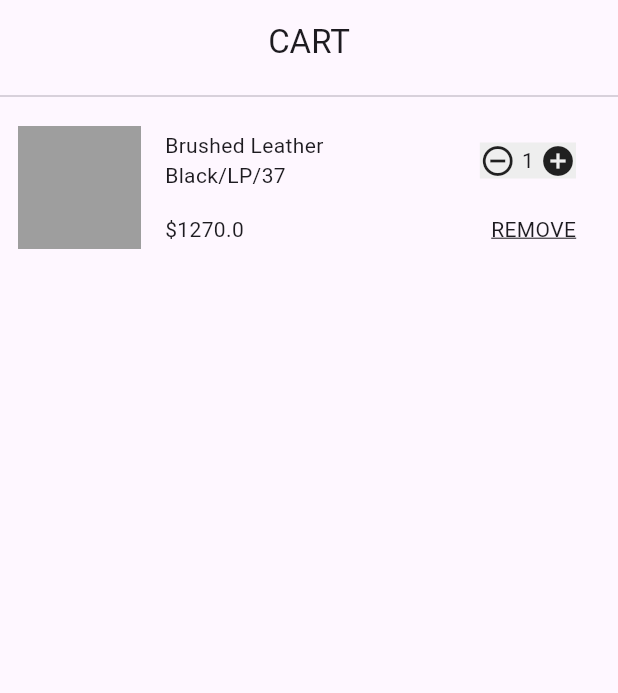
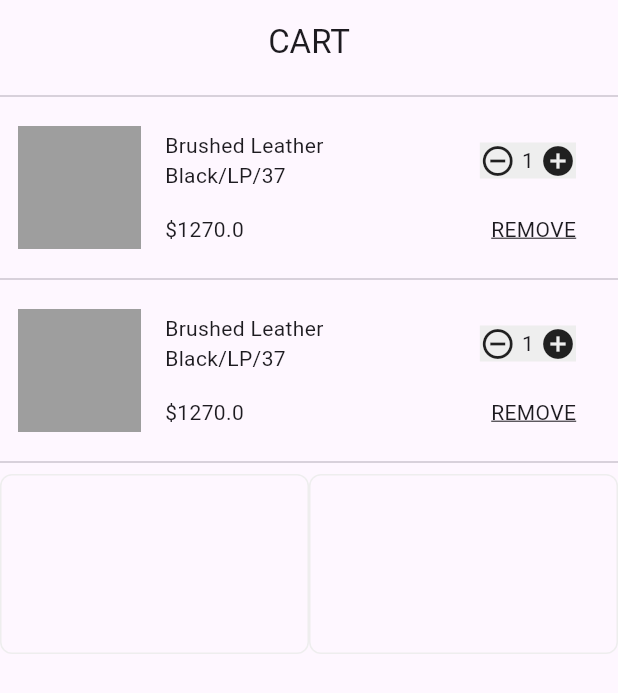
Before and after one commit to JAICHANGPARK/flutter_notebook_chapter_36, a Flutter app: the FashionShopCartWidget screen opened directly, on a phone screen of 412 x 824 dp. Shown: the top 693 px of the screen. Run offline on Flutter 3.47's test engine with Material 3 defaults, Android fonts, the phone set to English and light mode, and no system bars; our stand-ins replace gap.

Commit message:
Update fashion_shop_cart_widget.dart

```diff
--- a/lib/ep1827_fashion_shop_app/widget/fashion_shop_cart_widget.dart
+++ b/lib/ep1827_fashion_shop_app/widget/fashion_shop_cart_widget.dart
@@ -31,6 +31,13 @@ class _FashionShopCartWidgetState extends State<FashionShopCartWidget> {
     // TODO: implement initState
     super.initState();
 
+    carts.add(
+      ShopCart(
+        title: "Brushed Leather",
+        subtitle: "Black/LP/37",
+        price: 1270,
+      ),
+    );
     carts.add(
       ShopCart(
         title: "Brushed Leather",
@@ -115,15 +122,42 @@ class _FashionShopCartWidgetState extends State<FashionShopCartWidget> {
                               ),
                             ],
                           ),
-                      ))
+                        ),
+                      ),
+                    ],
+                  ),
+                ),
+                Divider(),
+              ],
+            ),
+          ),
+          SizedBox(
+            height: 120,
+            child: Row(
+              children: [
+                Expanded(
+                    child: Container(
+                  decoration: BoxDecoration(
+                    borderRadius: BorderRadius.circular(8),
+                    border: Border.all(
+                      color: Colors.grey[200]!,
+                    ),
+                  ),
+                )),
+                Expanded(
+                    child: Container(
+                  decoration: BoxDecoration(
+                    borderRadius: BorderRadius.circular(8),
+                    border: Border.all(
+                      color: Colors.grey[200]!,
+                    ),
+                  ),
+                )),
               ],
             ),
           )
         ],
       ),
-          ),
-        ],
-      ),
     );
   }
 }
```
Lines whose indentation alone changed are shown as unchanged.
